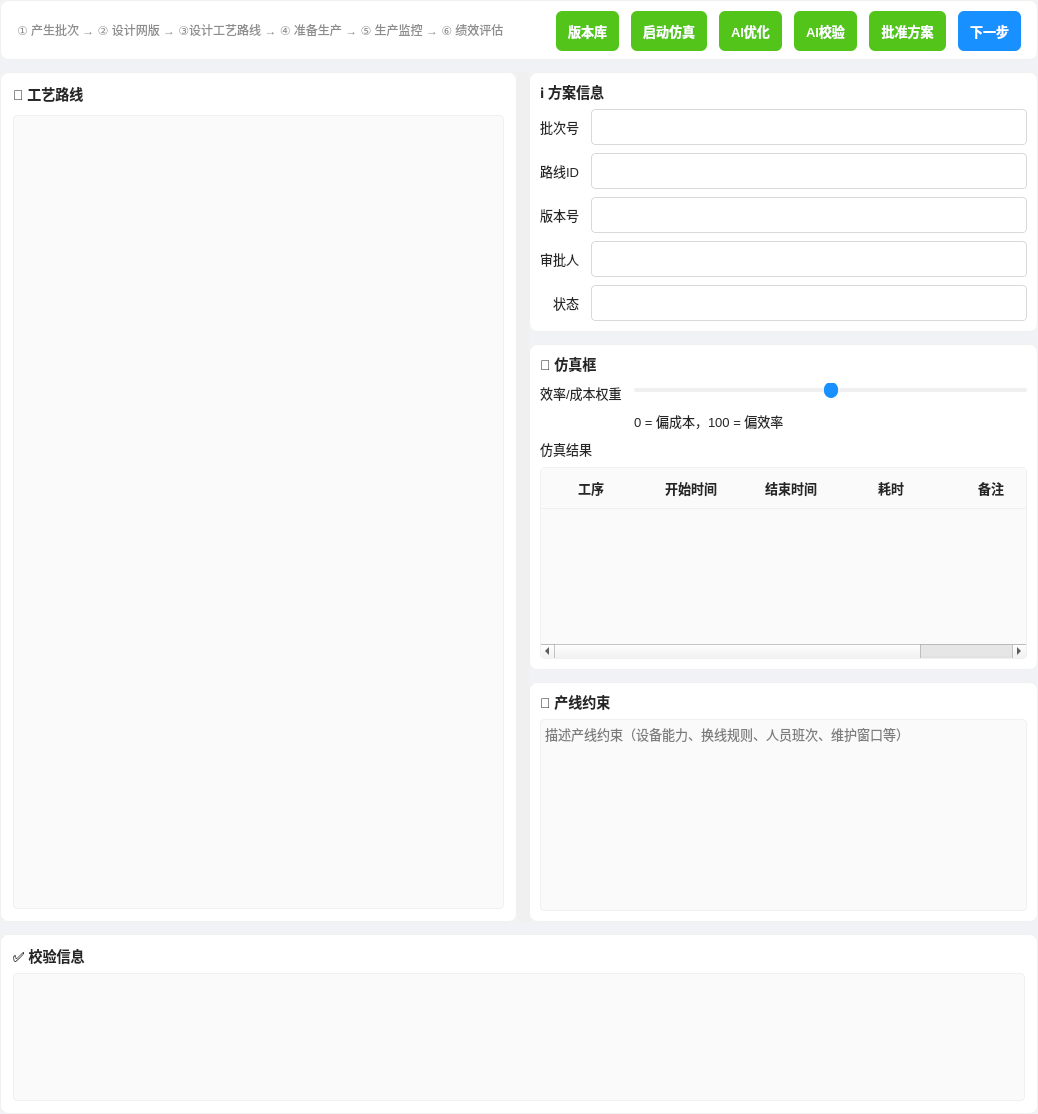
The window that forms/process_routine_page.ui (ByteKnight-X/LineControlRobot) describes before a commit, drawn with Qt 5.
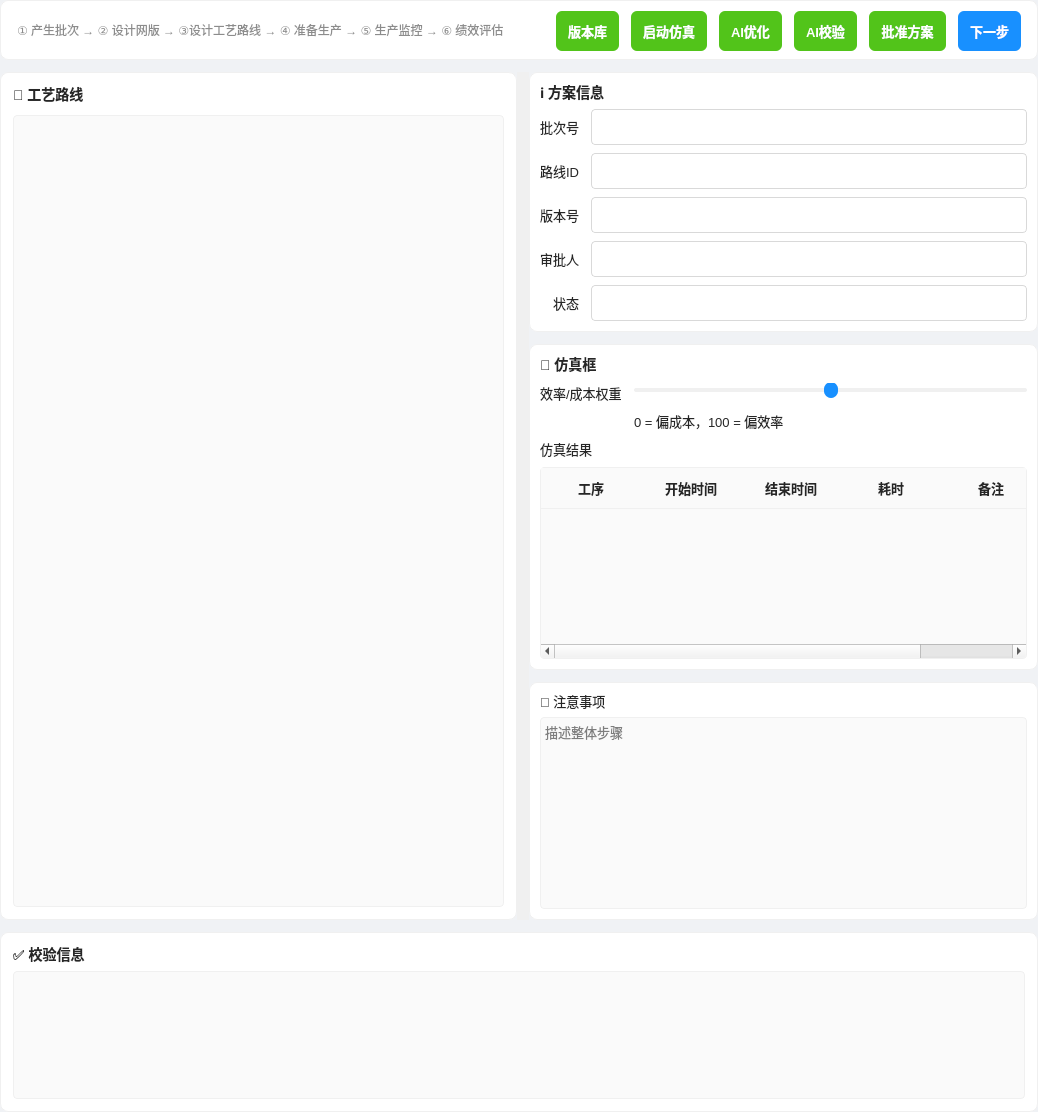
The same window after the commit.

```diff
--- a/forms/process_routine_page.ui
+++ b/forms/process_routine_page.ui
@@ -299,10 +299,10 @@
                     <property name="topMargin"><number>8</number></property>
                     <property name="rightMargin"><number>10</number></property>
                     <property name="bottomMargin"><number>10</number></property>
-                    <item><widget class="QLabel" name="lblConstraintsTitle"><property name="text"><string>🔐 产线约束</string></property></widget></item>
+                    <item><widget class="QLabel" name="lblPrecautionTitle"><property name="text"><string>🔐 注意事项</string></property></widget></item>
                     <item>
-                      <widget class="QTextEdit" name="txtConstraints">
-                        <property name="placeholderText"><string>描述产线约束（设备能力、换线规则、人员班次、维护窗口等）</string></property>
+                      <widget class="QTextEdit" name="txtPrecaution">
+                        <property name="placeholderText"><string>描述整体步骤</string></property>
                       </widget>
                     </item>
                   </layout>
```
